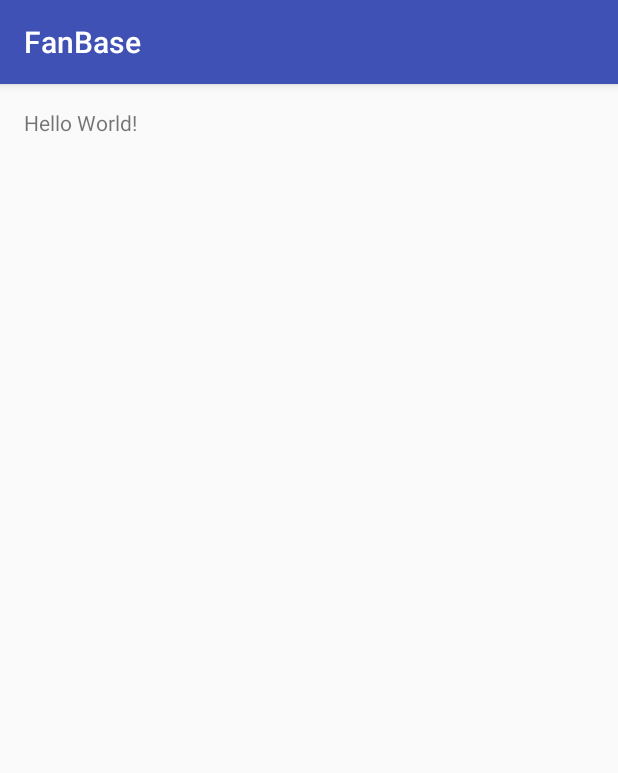
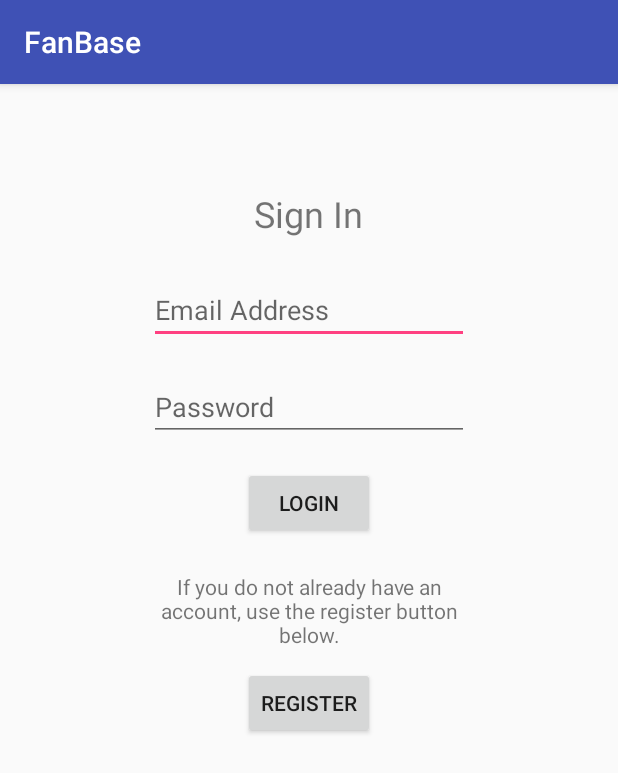
Before and after one commit to brvowell/FanBase, an Android app: the screen it shows after launch (MainActivity), on a phone screen of 412 x 824 dp. Shown: the top 773 px of the screen. Run offline under Robolectric (Android 15) with nearby library versions, the phone set to English and light mode, and no system bars.

Commit message:
created basic login activity layout

```diff
--- a/app/build.gradle
+++ b/app/build.gradle
@@ -2,7 +2,7 @@ apply plugin: 'com.android.application'
 
 android {
     compileSdkVersion 25
-    buildToolsVersion "25.0.0"
+    buildToolsVersion '25.0.2'
     defaultConfig {
         applicationId "com.example.brandonvowell.fanbase"
         minSdkVersion 15
--- a/app/src/main/java/com/example/brandonvowell/fanbase/MainActivity.java
+++ b/app/src/main/java/com/example/brandonvowell/fanbase/MainActivity.java
@@ -8,6 +8,6 @@ public class MainActivity extends AppCompatActivity {
     @Override
     protected void onCreate(Bundle savedInstanceState) {
         super.onCreate(savedInstanceState);
-        setContentView(R.layout.activity_main);
+        setContentView(R.layout.activity_login);
     }
 }
--- /dev/null
+++ b/app/src/main/res/layout/activity_login.xml
@@ -0,0 +1,70 @@
+<?xml version="1.0" encoding="utf-8"?>
+<RelativeLayout xmlns:android="http://schemas.android.com/apk/res/android"
+    android:layout_width="match_parent" android:layout_height="match_parent">
+
+    <TextView
+        android:text="@string/signin_text"
+        android:layout_width="wrap_content"
+        android:layout_height="wrap_content"
+        android:layout_marginTop="70dp"
+        android:id="@+id/textView"
+        android:textSize="24sp"
+        android:layout_alignParentTop="true"
+        android:layout_centerHorizontal="true" />
+
+    <EditText
+        android:layout_width="wrap_content"
+        android:layout_height="wrap_content"
+        android:inputType="textEmailAddress"
+        android:ems="10"
+        android:layout_below="@+id/textView"
+        android:layout_centerHorizontal="true"
+        android:layout_marginTop="25dp"
+        android:id="@+id/editText"
+        android:hint="@string/email_textbox_hint" />
+
+    <EditText
+        android:layout_width="wrap_content"
+        android:layout_height="wrap_content"
+        android:inputType="textPassword"
+        android:ems="10"
+        android:layout_below="@+id/editText"
+        android:layout_alignLeft="@+id/editText"
+        android:layout_alignStart="@+id/editText"
+        android:layout_marginTop="19dp"
+        android:id="@+id/editText2"
+        android:hint="@string/password_textbox_hint" />
+
+    <TextView
+        android:text="@string/register_hint_text"
+        android:layout_width="wrap_content"
+        android:layout_height="wrap_content"
+        android:id="@+id/textView2"
+        android:textAlignment="center"
+        android:layout_marginTop="22dp"
+        android:layout_below="@+id/button2"
+        android:layout_alignRight="@+id/editText2"
+        android:layout_alignEnd="@+id/editText2"
+        android:layout_alignLeft="@+id/editText2"
+        android:layout_alignStart="@+id/editText2" />
+
+    <Button
+        android:text="@string/login_button_text"
+        android:layout_width="wrap_content"
+        android:layout_height="wrap_content"
+        android:id="@+id/button2"
+        android:layout_below="@+id/editText2"
+        android:layout_centerHorizontal="true"
+        android:layout_marginTop="17dp" />
+
+    <Button
+        android:text="@string/register_button_text"
+        android:layout_width="wrap_content"
+        android:layout_height="wrap_content"
+        android:id="@+id/button3"
+        android:layout_marginTop="12dp"
+        android:layout_below="@+id/textView2"
+        android:layout_alignLeft="@+id/button2"
+        android:layout_alignStart="@+id/button2"
+        android:elevation="0dp" />
+</RelativeLayout>
--- a/app/src/main/res/values/strings.xml
+++ b/app/src/main/res/values/strings.xml
@@ -1,4 +1,10 @@
 <resources>
     <string name="app_name">FanBase</string>
     <string name="title_activity_tailgate_maps">Map</string>
+    <string name="signin_text">Sign In</string>
+    <string name="login_button_text">Login</string>
+    <string name="register_hint_text">If you do not already have an account, use the register button below.</string>
+    <string name="register_button_text">Register</string>
+    <string name="email_textbox_hint">Email Address</string>
+    <string name="password_textbox_hint">Password</string>
 </resources>
--- a/build.gradle
+++ b/build.gradle
@@ -5,7 +5,7 @@ buildscript {
         jcenter()
     }
     dependencies {
-        classpath 'com.android.tools.build:gradle:2.2.2'
+        classpath 'com.android.tools.build:gradle:2.2.3'
 
         // NOTE: Do not place your application dependencies here; they belong
         // in the individual module build.gradle files
```
